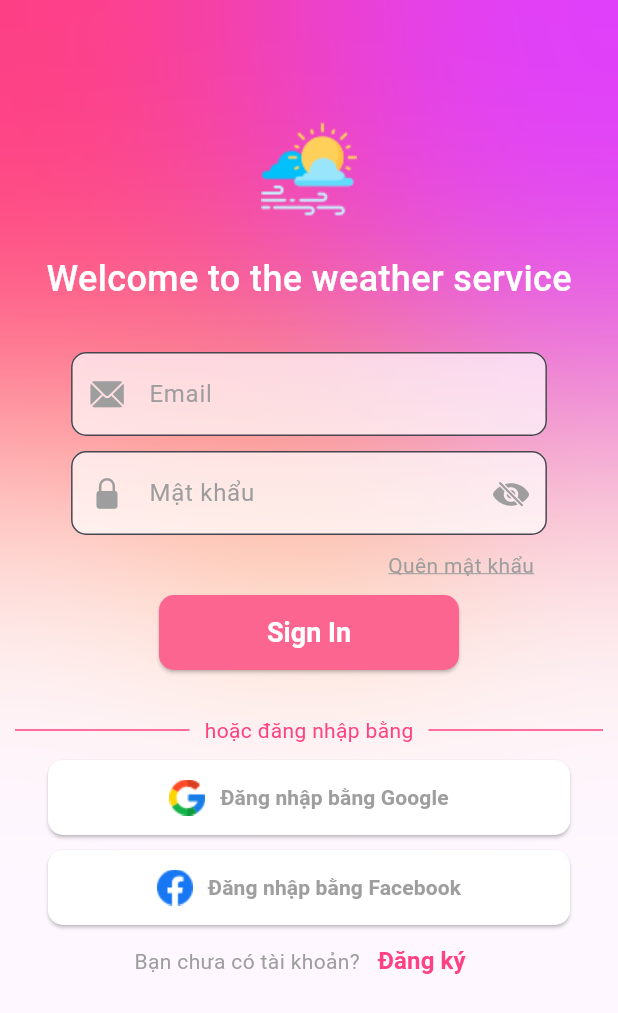
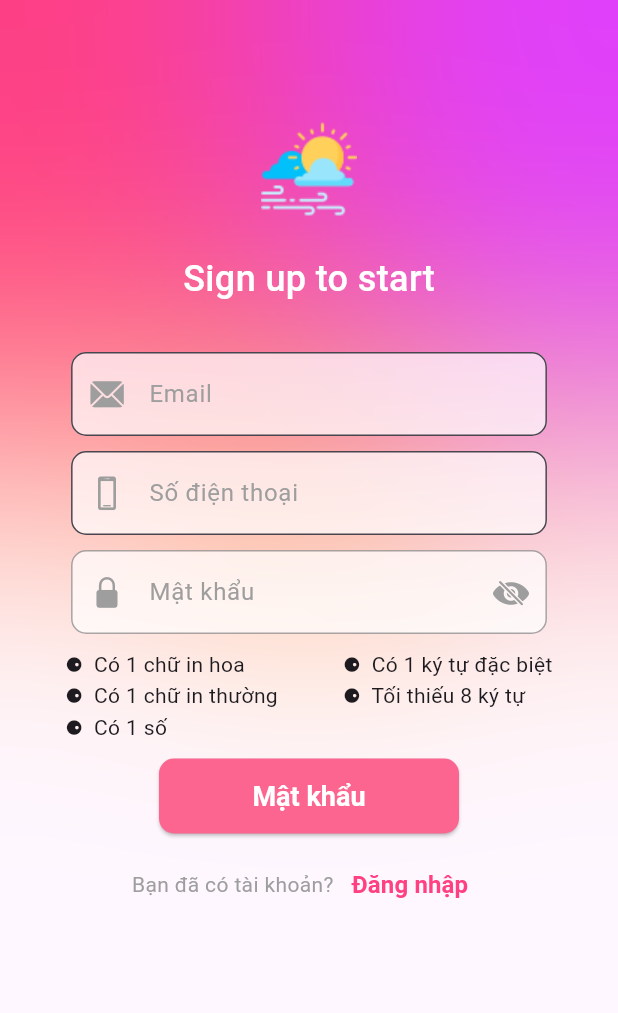
Before and after one commit to Hideyoshi942/Weather-App-With-API-Key, a Flutter app: the screen it shows after launch, after a tap on "Quên mật khẩu", on a phone screen of 412 x 824 dp. Shown: the top 1013 px of the screen. Run offline on Flutter 3.47's test engine with Material 3 defaults, Android fonts, the phone set to English and light mode, and no system bars; our stand-ins replace bloc, cloud_firestore, equatable, firebase_auth, firebase_core, flutter_bloc and 3 more; accounts and stored records are empty.

```diff
--- /dev/null
+++ b/lib/pages/login/forgotpassword.dart
@@ -0,0 +1,453 @@
+import 'dart:ui';
+
+import 'package:cloud_firestore/cloud_firestore.dart';
+import 'package:firebase_auth/firebase_auth.dart';
+import 'package:flutter/cupertino.dart';
+import 'package:flutter/material.dart';
+import 'package:intl/intl.dart';
+import 'package:weartherproject/main.dart';
+import 'package:weartherproject/services/auth.dart';
+import 'package:weartherproject/services/store.dart';
+import 'package:weartherproject/pages/home_page.dart';
+import 'package:weartherproject/pages/login/signin.dart';
+
+class ForgotPassWord extends StatefulWidget {
+  const ForgotPassWord({super.key});
+
+  @override
+  State<ForgotPassWord> createState() => _ForgotPassWordState();
+}
+
+class _ForgotPassWordState extends State<ForgotPassWord> {
+  final AuthService _auth = AuthService();
+  final FireStoreService _fireStore = FireStoreService();
+
+  final TextEditingController _fullnameController = TextEditingController();
+  final TextEditingController _genderController = TextEditingController();
+  final TextEditingController _hometownController = TextEditingController();
+  final TextEditingController _emailController = TextEditingController();
+  final TextEditingController _phoneNumberController = TextEditingController();
+  final TextEditingController _passwordController = TextEditingController();
+
+  String? _errorMsg;
+  bool obscurePassword = true;
+  bool signInRequired = false;
+  IconData iconPassword = CupertinoIcons.eye_slash_fill;
+
+  bool containsUpperCase = false;
+  bool containsLowerCase = false;
+  bool containsNumber = false;
+  bool containsSpecialChar = false;
+  bool contains8Length = false;
+
+  @override
+  Widget build(BuildContext context) {
+    return Scaffold(
+      backgroundColor: Theme.of(context).colorScheme.background,
+      body: SingleChildScrollView(
+        child: SizedBox(
+          height: MediaQuery.of(context).size.height,
+          child: Stack(
+            children: [
+              Align(
+                alignment: AlignmentDirectional(20, -1.2),
+                child: Container(
+                  height: MediaQuery.of(context).size.width,
+                  width: MediaQuery.of(context).size.width,
+                  decoration: BoxDecoration(
+                    shape: BoxShape.circle,
+                    color: Colors.orangeAccent,
+                  ),
+                ),
+              ),
+              Align(
+                alignment: AlignmentDirectional(-2.7, -1.2),
+                child: Container(
+                  height: MediaQuery.of(context).size.width / 1.3,
+                  width: MediaQuery.of(context).size.width / 1.3,
+                  decoration: BoxDecoration(
+                    shape: BoxShape.circle,
+                    color: Colors.pinkAccent,
+                  ),
+                ),
+              ),
+              Align(
+                alignment: AlignmentDirectional(2.7, -1.2),
+                child: Container(
+                  height: MediaQuery.of(context).size.width / 1.3,
+                  width: MediaQuery.of(context).size.width / 1.3,
+                  decoration: BoxDecoration(
+                    shape: BoxShape.circle,
+                    color: Colors.purpleAccent,
+                  ),
+                ),
+              ),
+              BackdropFilter(
+                filter: ImageFilter.blur(sigmaX: 100.0, sigmaY: 100.0),
+                child: Container(),
+              ),
+              Align(
+                alignment: Alignment.center,
+                child: SizedBox(
+                  height: MediaQuery.of(context).size.height / 1.2,
+                  child: Column(
+                    children: [
+                      Padding(
+                        padding: EdgeInsets.all(12.0),
+                        child: Image(
+                            image: AssetImage('assets/icons/weatherlogo.png')),
+                      ),
+                      Padding(
+                        padding: EdgeInsets.all(12.0),
+                        child: Text(
+                          'Sign up to start',
+                          style: TextStyle(
+                              fontSize: 24,
+                              color: Colors.white,
+                              fontWeight: FontWeight.w500),
+                        ),
+                      ),
+                      Expanded(
+                        child: Column(
+                          children: [
+                            const SizedBox(
+                              height: 20,
+                            ),
+                            // email design & setup
+                            SizedBox(
+                              width: MediaQuery.of(context).size.width * 0.77,
+                              child: TextFormField(
+                                controller: _emailController,
+                                decoration: InputDecoration(
+                                  hintText: 'Email',
+                                  hintStyle: TextStyle(color: Colors.grey),
+                                  prefixIcon: const Icon(
+                                    CupertinoIcons.mail_solid,
+                                    color: Colors.grey,
+                                  ),
+                                  error: _errorMsg != null
+                                      ? Text(_errorMsg!)
+                                      : null,
+                                  border: OutlineInputBorder(
+                                    borderRadius: BorderRadius.circular(10),
+                                    borderSide:
+                                    BorderSide(color: Colors.pinkAccent),
+                                  ),
+                                  filled: true,
+                                  fillColor: Colors.white70,
+                                ),
+                                obscureText: false,
+                                keyboardType: TextInputType.emailAddress,
+                                validator: (val) {
+                                  if (val!.isEmpty) {
+                                    return 'Vui lòng nhập email';
+                                  } else if (!RegExp(
+                                      r'^[\w-\.]+@([\w-]+.)+[\w-]{2,4}$')
+                                      .hasMatch(val)) {
+                                    return 'Định dạng email không chính xác';
+                                  }
+                                  return null;
+                                },
+                              ),
+                            ),
+                            const SizedBox(height: 10),
+                            // phone number
+                            SizedBox(
+                              width: MediaQuery.of(context).size.width * 0.77,
+                              child: TextFormField(
+                                controller: _phoneNumberController,
+                                decoration: InputDecoration(
+                                  hintText: 'Số điện thoại',
+                                  hintStyle: TextStyle(color: Colors.grey),
+                                  prefixIcon: const Icon(
+                                    CupertinoIcons.device_phone_portrait,
+                                    color: Colors.grey,
+                                  ),
+                                  error: _errorMsg != null
+                                      ? Text(_errorMsg!)
+                                      : null,
+                                  border: OutlineInputBorder(
+                                    borderRadius: BorderRadius.circular(10),
+                                    borderSide:
+                                    BorderSide(color: Colors.pinkAccent),
+                                  ),
+                                  filled: true,
+                                  fillColor: Colors.white70,
+                                ),
+                                obscureText: false,
+                                keyboardType: TextInputType.emailAddress,
+                                validator: (val) {
+                                  if (val!.isEmpty) {
+                                    return 'Vui lòng nhập số điện thoại';
+                                  } else if (!RegExp(r'^[0-9]{10}$')
+                                      .hasMatch(val)) {
+                                    return 'Định dạng số điện thoại không chính xác';
+                                  }
+                                  return null;
+                                },
+                              ),
+                            ),
+                            const SizedBox(height: 10),
+                            // password design & setup
+                            SizedBox(
+                              width: MediaQuery.of(context).size.width * 0.77,
+                              child: TextFormField(
+                                onChanged: (val) {
+                                  if (val!.contains(RegExp(r'[A-Z]'))) {
+                                    setState(() {
+                                      containsUpperCase = true;
+                                    });
+                                  } else {
+                                    setState(() {
+                                      containsUpperCase = false;
+                                    });
+                                  }
+                                  if (val.contains(RegExp(r'[a-z]'))) {
+                                    setState(() {
+                                      containsLowerCase = true;
+                                    });
+                                  } else {
+                                    setState(() {
+                                      containsLowerCase = false;
+                                    });
+                                  }
+                                  if (val.contains(RegExp(r'[0-9]'))) {
+                                    setState(() {
+                                      containsNumber = true;
+                                    });
+                                  } else {
+                                    setState(() {
+                                      containsNumber = false;
+                                    });
+                                  }
+                                  if (val.contains(RegExp(
+                                      r'^(?=.*?[!@#$&*~`)\%\-(_+=;:,.<>/?"[{\]}\|^])'))) {
+                                    setState(() {
+                                      containsSpecialChar = true;
+                                    });
+                                  } else {
+                                    setState(() {
+                                      containsSpecialChar = false;
+                                    });
+                                  }
+                                  if (val.length >= 8) {
+                                    setState(() {
+                                      contains8Length = true;
+                                    });
+                                  } else {
+                                    setState(() {
+                                      contains8Length = false;
+                                    });
+                                  }
+                                  return null;
+                                },
+                                controller: _passwordController,
+                                enabled: false,
+                                decoration: InputDecoration(
+                                  suffixIcon: IconButton(
+                                    onPressed: () {
+                                      setState(() {
+                                        obscurePassword = !obscurePassword;
+                                        if (obscurePassword) {
+                                          iconPassword =
+                                              CupertinoIcons.eye_fill;
+                                        } else {
+                                          iconPassword =
+                                              CupertinoIcons.eye_slash_fill;
+                                        }
+                                      });
+                                    },
+                                    icon: Icon(
+                                      iconPassword,
+                                      color: Colors.grey,
+                                    ),
+                                  ),
+                                  hintText: 'Mật khẩu',
+                                  hintStyle: TextStyle(color: Colors.grey),
+                                  prefixIcon: const Icon(
+                                    CupertinoIcons.lock_fill,
+                                    color: Colors.grey,
+                                  ),
+                                  error: _errorMsg != null
+                                      ? Text(_errorMsg!)
+                                      : null,
+                                  border: OutlineInputBorder(
+                                    borderRadius: BorderRadius.circular(10),
+                                    borderSide:
+                                    BorderSide(color: Colors.pinkAccent),
+                                  ),
+                                  filled: true,
+                                  fillColor: Colors.white70,
+                                ),
+                                keyboardType: TextInputType.visiblePassword,
+                                validator: (val) {
+                                  if (val!.isEmpty) {
+                                    return 'Vui lòng nhập mật khẩu';
+                                  } else if (!RegExp(
+                                      r'^(?=.*?[A-Z])(?=.*?[a-z])(?=.*?[0-9])(?=.*?[!@#\$&*~`)\%\-(_+=;:,.<>/?"[{\]}\|^]).{8,}$')
+                                      .hasMatch(val)) {
+                                    return 'Định dạng mật khẩu sai';
+                                  }
+                                  return null;
+                                },
+                              ),
+                            ),
+                            const SizedBox(height: 10),
+                            Row(
+                              mainAxisAlignment: MainAxisAlignment.spaceEvenly,
+                              crossAxisAlignment: CrossAxisAlignment.start,
+                              children: [
+                                Column(
+                                  crossAxisAlignment: CrossAxisAlignment.start,
+                                  children: [
+                                    Text(
+                                      "⚈  Có 1 chữ in hoa",
+                                      style: TextStyle(
+                                          color: containsUpperCase
+                                              ? Colors.green
+                                              : Theme.of(context)
+                                              .colorScheme
+                                              .onBackground),
+                                    ),
+                                    Text(
+                                      "⚈  Có 1 chữ in thường",
+                                      style: TextStyle(
+                                          color: containsLowerCase
+                                              ? Colors.green
+                                              : Theme.of(context)
+                                              .colorScheme
+                                              .onBackground),
+                                    ),
+                                    Text(
+                                      "⚈  Có 1 số",
+                                      style: TextStyle(
+                                          color: containsNumber
+                                              ? Colors.green
+                                              : Theme.of(context)
+                                              .colorScheme
+                                              .onBackground),
+                                    ),
+                                  ],
+                                ),
+                                Column(
+                                  crossAxisAlignment: CrossAxisAlignment.start,
+                                  children: [
+                                    Text(
+                                      "⚈  Có 1 ký tự đặc biệt",
+                                      style: TextStyle(
+                                          color: containsSpecialChar
+                                              ? Colors.green
+                                              : Theme.of(context)
+                                              .colorScheme
+                                              .onBackground),
+                                    ),
+                                    Text(
+                                      "⚈  Tối thiếu 8 ký tự",
+                                      style: TextStyle(
+                                          color: contains8Length
+                                              ? Colors.green
+                                              : Theme.of(context)
+                                              .colorScheme
+                                              .onBackground),
+                                    ),
+                                  ],
+                                ),
+                              ],
+                            ),
+                            const SizedBox(height: 10),
+                            // sign in design & setup
+                            SizedBox(
+                              width: 200,
+                              height: 50,
+                              child: ElevatedButton(
+                                style: ElevatedButton.styleFrom(
+                                  primary: Color.fromRGBO(253, 101, 145, 1),
+                                  onPrimary: Colors.white,
+                                  shape: RoundedRectangleBorder(
+                                    borderRadius: BorderRadius.circular(10),
+                                  ),
+                                  textStyle: TextStyle(
+                                    fontWeight: FontWeight.bold,
+                                    fontSize: 18,
+                                  ),
+                                  padding: EdgeInsets.all(10),
+                                ),
+                                onPressed: () async {
+                                  String email = _emailController.text;
+                                  String phone = _phoneNumberController.text.trim();
+                                  QuerySnapshot? query = await _fireStore.getData("User", "email", email);
+                                  if(query!.docs.isNotEmpty){
+                                    QuerySnapshot? queryIdAccount = await _fireStore.getData("Account", "account", email);
+                                    String? id = queryIdAccount?.docs.first.id;
+                                    String pass = _passwordController.text;
+                                    String oldphone = query?.docs.first["phone_Number"];
+                                    print(oldphone);
+                                    if(phone == oldphone){
+                                      _passwordController.text = queryIdAccount!.docs.first["password"];
+                                      _emailController.clear();
+                                      _phoneNumberController.clear();
+                                      ScaffoldMessenger.of(context).showSnackBar(
+                                          SnackBar(
+                                              content: Text(
+                                                  "Lấy lại mật khẩu thành công")));
+                                    }
+                                    else{
+                                      ScaffoldMessenger.of(context).showSnackBar(
+                                          SnackBar(
+                                              content: Text(
+                                                  "sai số điện thoại")));
+                                    }
+                                  }
+                                  else{
+                                    ScaffoldMessenger.of(context).showSnackBar(
+                                        SnackBar(
+                                            content: Text(
+                                                "Email sai")));
+                                  }
+                                },
+                                child: Text('Mật khẩu'),
+                              ),
+                            ),
+                            const SizedBox(height: 10),
+                            Row(
+                              mainAxisAlignment: MainAxisAlignment.center,
+                              children: [
+                                Container(
+                                  child: Text(
+                                    'Bạn đã có tài khoản?',
+                                    style: TextStyle(color: Colors.grey),
+                                  ),
+                                ),
+                                Container(
+                                  child: TextButton(
+                                    onPressed: () {
+                                      Navigator.pushReplacement(
+                                          context,
+                                          MaterialPageRoute(
+                                              builder: (context) => SignIn()));
+                                    },
+                                    child: Text(
+                                      'Đăng nhập',
+                                      style: TextStyle(
+                                          color: Colors.pinkAccent,
+                                          fontWeight: FontWeight.bold,
+                                          fontSize: 16),
+                                    ),
+                                  ),
+                                ),
+                              ],
+                            ),
+                          ],
+                        ),
+                      ),
+                    ],
+                  ),
+                ),
+              ),
+            ],
+          ),
+        ),
+      ),
+    );
+  }
+}
--- a/lib/pages/login/signin.dart
+++ b/lib/pages/login/signin.dart
@@ -6,6 +6,7 @@ import 'package:flutter/cupertino.dart';
 import 'package:flutter/material.dart';
 import 'package:google_sign_in/google_sign_in.dart';
 import 'package:weartherproject/main.dart';
+import 'package:weartherproject/pages/login/forgotpassword.dart';
 import 'package:weartherproject/services/auth.dart';
 import 'package:weartherproject/services/store.dart';
 import 'package:weartherproject/pages/home_page.dart';
@@ -225,6 +226,7 @@ class _SignInState extends State<SignIn> with TickerProviderStateMixin {
                                           decorationColor: Colors.grey),
                                     ),
                                     onTap: () {
+                                      Navigator.pushReplacement(context, MaterialPageRoute(builder: (context) => ForgotPassWord(),));
                                     },
                                   ),
                                 ],
```
